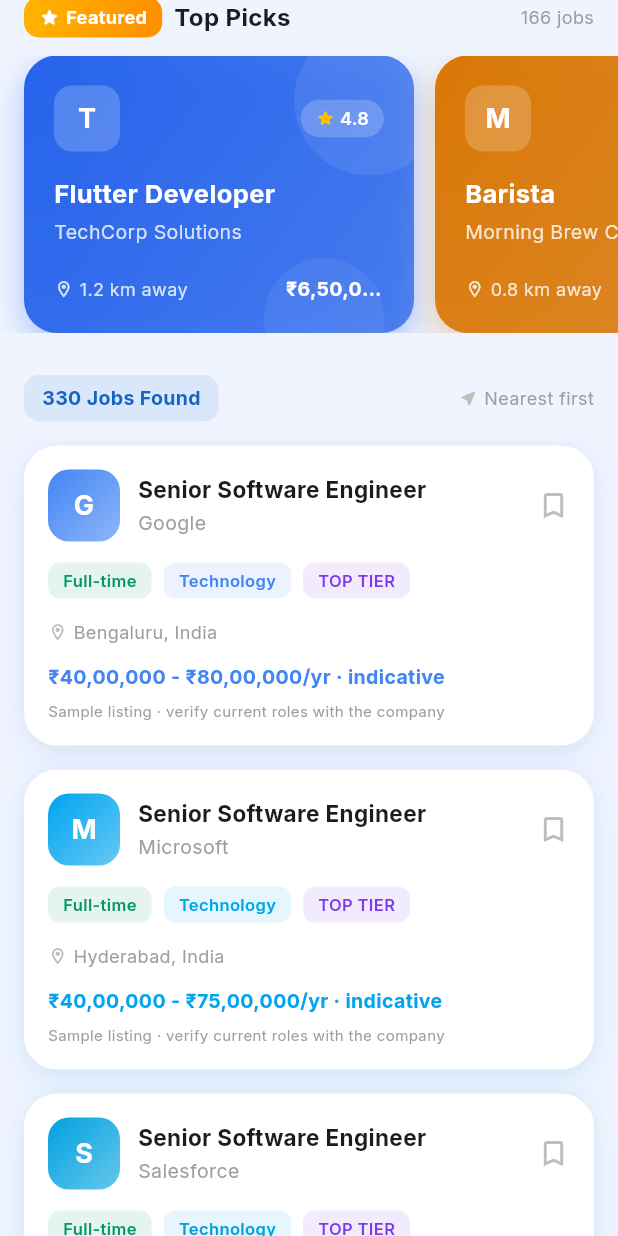
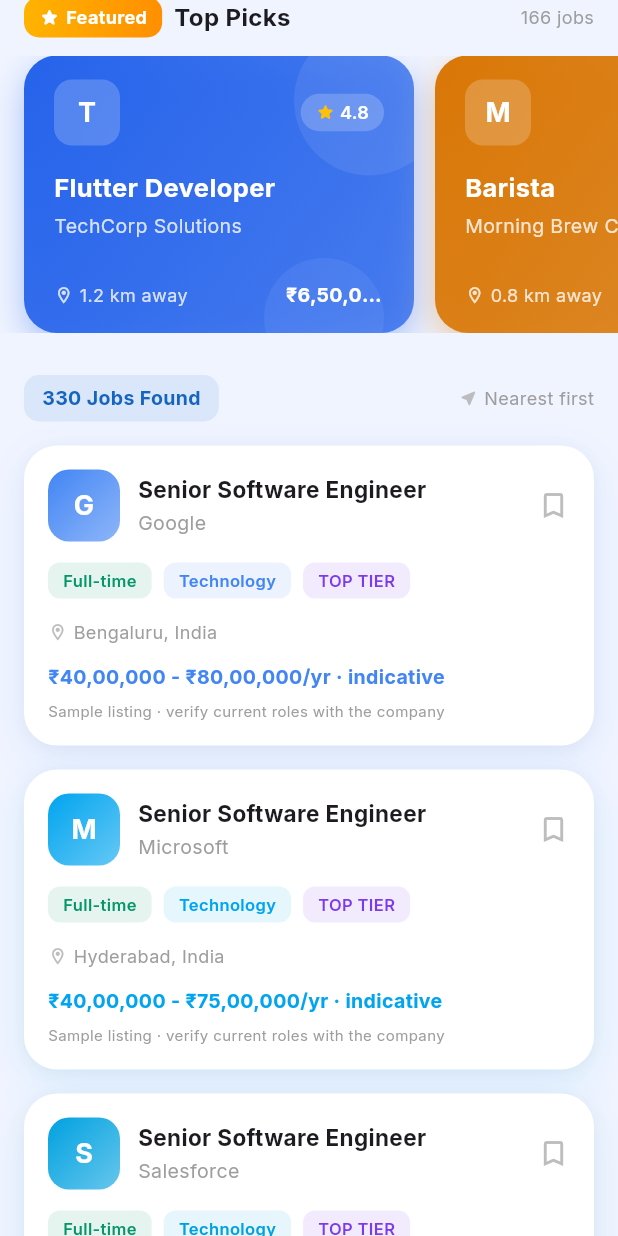
Before and after one commit to Harshit18-19/Local_Job_Finder, a Flutter app: the JobListScreen screen opened directly, scrolled down 576 dp, on a phone screen of 412 x 824 dp. Run offline on Flutter 3.47's test engine with Material 3 defaults, Android fonts, the phone set to English and light mode, and no system bars; our stand-ins replace animate_do, cloud_firestore, file_picker, firebase_auth, firebase_core, google_fonts and 2 more; missing offline and left inert: google_sign_in_web, pdfrx; accounts and stored records are empty.

Commit message:
Fix featured job card overflow

```diff
--- a/lib/widgets/featured_job_card.dart
+++ b/lib/widgets/featured_job_card.dart
@@ -57,7 +57,7 @@
               ),
             ),
             Padding(
-              padding: const EdgeInsets.all(20),
+              padding: const EdgeInsets.symmetric(horizontal: 20, vertical: 16),
               child: Column(
                 crossAxisAlignment: CrossAxisAlignment.start,
                 children: [
@@ -109,6 +109,8 @@
                   const SizedBox(height: 16),
                   Text(
                     job.title,
+                    maxLines: 1,
+                    overflow: TextOverflow.ellipsis,
                     style: const TextStyle(
                       color: Colors.white,
                       fontSize: 17,
@@ -118,6 +120,8 @@
                   const SizedBox(height: 4),
                   Text(
                     job.company,
+                    maxLines: 1,
+                    overflow: TextOverflow.ellipsis,
                     style: TextStyle(
                         color: Colors.white.withValues(alpha: 0.8),
                         fontSize: 13),
```
